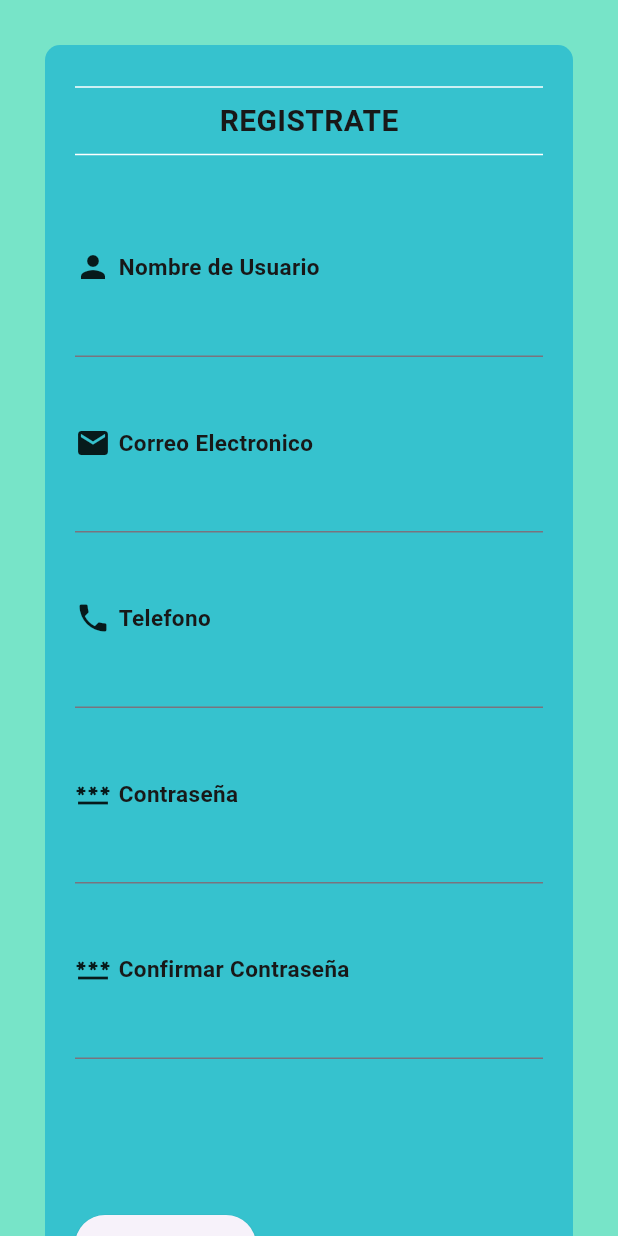
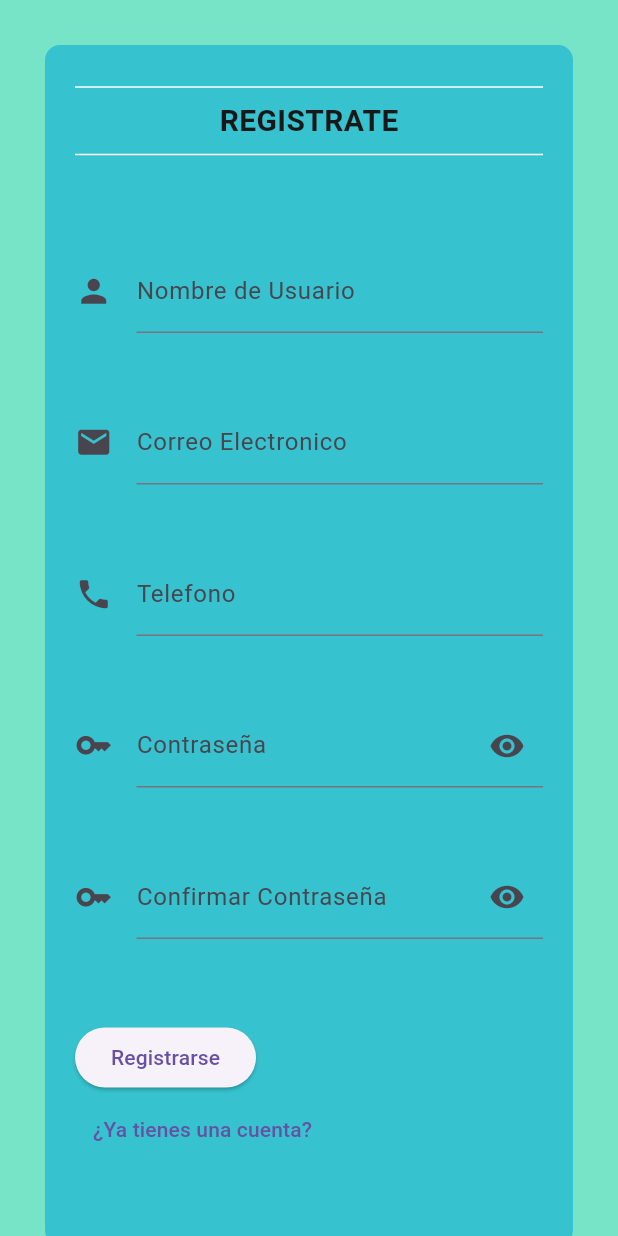
Before and after one commit to dandresrp/login, a Flutter app: the PantallaRegistro screen opened by its route, on a phone screen of 412 x 824 dp. Run offline on Flutter 3.47's test engine with Material 3 defaults, Android fonts, the phone set to English and light mode, and no system bars.

Commit message:
pagina-registro rediseño

```diff
--- a/lib/pantalla_registro.dart
+++ b/lib/pantalla_registro.dart
@@ -1,7 +1,18 @@
 import 'package:flutter/material.dart';
 
-class PantallaRegistro extends StatelessWidget {
+class PantallaRegistro extends StatefulWidget {
   const PantallaRegistro({super.key});
+
+  @override
+  State<PantallaRegistro> createState() => _PantallaRegistroState();
+}
+
+class _PantallaRegistroState extends State<PantallaRegistro> {
+
+  bool ocultarContrasenia1 = true;
+  bool ocultarContrasenia2 = true;
+
+
 
   @override
   Widget build(BuildContext context) {
@@ -24,8 +35,9 @@ class PantallaRegistro extends StatelessWidget {
 
               margin: EdgeInsets.all(30),
               padding: EdgeInsets.all(20),
-              height: 1000,
-              child: Column(
+              height: 800,
+              child:
+              Column(
                 mainAxisAlignment: MainAxisAlignment.start,
                 children: [
                   Divider(color: Colors.white,),
@@ -41,103 +53,78 @@ class PantallaRegistro extends StatelessWidget {
                   SizedBox(height:55,),
 
                   //NOMBRE DE USUARIO
-                  Row(
-                    children: const [
-                      Icon(Icons.person),
-                      SizedBox(width: 5,),
-                      Text('Nombre de Usuario', style:
-                        TextStyle
-                        (
-                          color: Color.fromRGBO(24, 24, 24, 1),
-                          fontSize: 15,
-                          fontWeight: FontWeight.bold
-                        ),
+                  Form(
+                    child: TextFormField(
+                      decoration: InputDecoration(
+                        labelText: 'Nombre de Usuario',
+                        icon: Icon(Icons.person,size: 25,)
                       ),
-                    ],
-                  ),
-                  Form(
-                    child: TextFormField()
+                    )
                   ),
                   SizedBox(height:45,),
 
                   //CORREO ELECTRONICO
-                  Row(
-                    children: const [
-                      Icon(Icons.mail),
-                      SizedBox(width: 5,),
-                      Text('Correo Electronico', style:
-                        TextStyle
-                        (
-                          color: Color.fromRGBO(24, 24, 24, 1),
-                          fontSize: 15,
-                          fontWeight: FontWeight.bold
-                        ),
+                  Form(
+                    child: TextFormField(
+                      decoration: InputDecoration(
+                        labelText: 'Correo Electronico',
+                        icon: Icon(Icons.mail,size: 25,)
                       ),
-                    ],
-                  ),
-                  Form(
-                    child: TextFormField()
+                    )
                   ),
                   SizedBox(height:45,),
 
                   //TELEFONO
-                  Row(
-                    children: const [
-                      Icon(Icons.phone),
-                      SizedBox(width: 5,),
-                      Text('Telefono', style:
-                        TextStyle
-                        (
-                          color: Color.fromRGBO(24, 24, 24, 1),
-                          fontSize: 15,
-                          fontWeight: FontWeight.bold
-                        ),
+                  Form(
+                    child: TextFormField(
+                      decoration: InputDecoration(
+                        labelText: 'Telefono',
+                        icon: Icon(Icons.phone,size: 25,)
                       ),
-                    ],
-                  ),
-                  Form(
-                    child: TextFormField()
+                    )
                   ),
                   SizedBox(height:45,),
 
                   //CONTRASEÑA
-                  Row(
-                    children: const [
-                      Icon(Icons.password),
-                      SizedBox(width: 5,),
-                      Text('Contraseña', style:
-                        TextStyle
-                        (
-                          color: Color.fromRGBO(24, 24, 24, 1),
-                          fontSize: 15,
-                          fontWeight: FontWeight.bold
-                        ),
+                  Form(
+                    child: TextFormField(
+                      obscureText: ocultarContrasenia1,
+                      decoration: InputDecoration(
+                        labelText: 'Contraseña',
+                        icon: Icon(Icons.key,size: 25,),
+                        suffixIcon: IconButton(
+                          onPressed: () {
+                            ocultarContrasenia1 = !ocultarContrasenia1;
+                            setState(() {
+                            });
+                          },
+                          icon: Icon(ocultarContrasenia1?  Icons.visibility : Icons.visibility_off),
+                        )
                       ),
-                    ],
-                  ),
-                  Form(
-                    child: TextFormField(obscureText: true,)
+
+                      )
                   ),
                   SizedBox(height:45,),
 
                   //CONFIRMAR CONTRASEÑA
-                  Row(
-                    children: const [
-                      Icon(Icons.password),
-                      SizedBox(width: 5,),
-                      Text('Confirmar Contraseña', style:
-                        TextStyle
-                        (
-                          color: Color.fromRGBO(24, 24, 24, 1),
-                          fontSize: 15,
-                          fontWeight: FontWeight.bold
-                        ),
+                  Form(
+                    child: TextFormField(
+                      obscureText: ocultarContrasenia2,
+                      decoration: InputDecoration(
+                        labelText: 'Confirmar Contraseña',
+                        icon: Icon(Icons.key,size: 25,),
+                        suffixIcon: IconButton(
+                          onPressed: () {
+                            ocultarContrasenia2 = !ocultarContrasenia2;
+                            setState(() {
+                            });
+                          },
+                          icon: Icon(ocultarContrasenia2?  Icons.visibility : Icons.visibility_off),
+                        )
+
                       ),
-                    ],
+                      )
                   ),
-                  Form(
-                    child: TextFormField(obscureText: true)
-                  ),SizedBox(height:45,),
                   SizedBox(height:55,),
 
                   //Botones
@@ -145,7 +132,7 @@ class PantallaRegistro extends StatelessWidget {
                     children: [
                       ElevatedButton(
                         onPressed: () {
-                          Navigator.of(context).pushNamed('home');
+                          Navigator.pushReplacementNamed(context,'home');
                         },
                         child: Text('Registrarse')
                         ),
@@ -156,6 +143,7 @@ class PantallaRegistro extends StatelessWidget {
                       TextButton(
                         onPressed: () {
                           Navigator.of(context).pushNamed('iniciarSesion');
+                          setState(() {                          });
                         },
                         child: Text('¿Ya tienes una cuenta?'),
                       )
```
